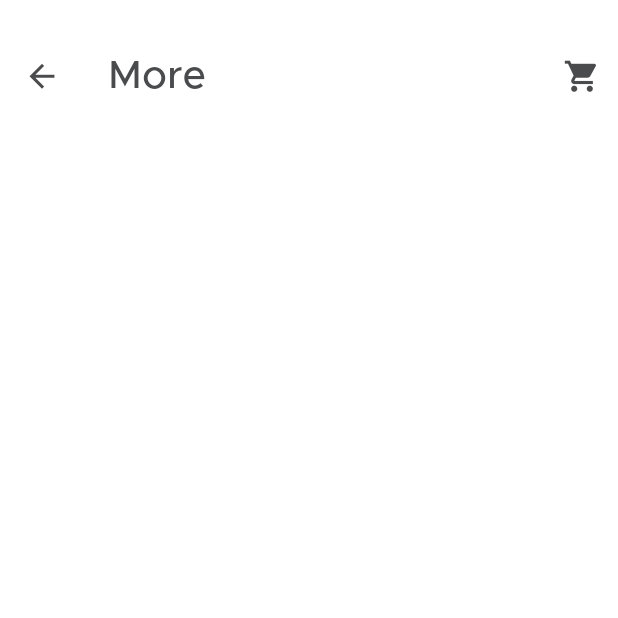
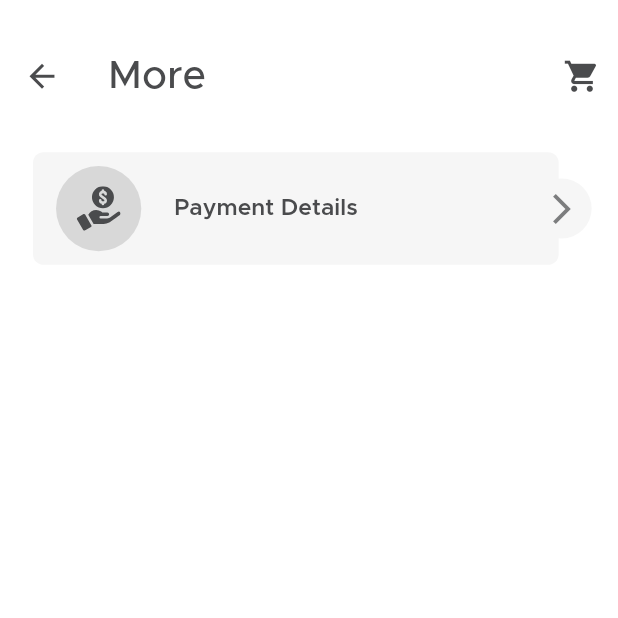
Before and after one commit to zaynrix/Food-Meal-Monkey, a Flutter app: the MorePage screen opened directly, on a phone screen of 412 x 824 dp, the top half of it. Run offline on Flutter 3.47's test engine with Material 2 defaults, Android fonts, the phone set to English and light mode, and no system bars; our stand-ins replace firebase_core, flutter_rating_bar, flutter_screenutil, flutter_svg, pinput; missing offline and left inert: flutter_slider_indicator; accounts and stored records are empty.

Commit message:
add more page

```diff
--- a/lib/resources/colors_manager.dart
+++ b/lib/resources/colors_manager.dart
@@ -8,3 +8,5 @@ const placeholderBg = Color(0xFFF2F2F2);
 const Color whiteColor = Color(0xFFFFFFFF);
 const Color blackColor = Color(0xFF000000);
 const Color redColor = Color(0xFFEE404C);
+const Color moreCardColor = Color(0xFFF6F6F6);
+const Color circleAvatarColor = Color(0xFFD8D8D8);
--- a/lib/resources/theme_manager.dart
+++ b/lib/resources/theme_manager.dart
@@ -35,7 +35,7 @@ class ThemeManager {
           headline2: TextStyle(fontSize: 28.0.sp,fontFamily: 'Metropolis', fontWeight: FontWeight.w600, color: blackColor),
           headline3: TextStyle(fontSize: 24.0.sp,fontFamily: 'Metropolis', fontWeight: FontWeight.w600, color: blackColor),
           headline4: TextStyle(fontSize: 22.0.sp,fontFamily: 'Metropolis', fontWeight: FontWeight.bold, color: blackColor),
-          // headline5: TextStyle(fontSize: 13.0.sp,fontFamily: 'Open Sans', fontWeight: FontWeight.normal, color: blackColor ),
+          headline5: TextStyle(fontSize: 14.0.sp,fontFamily: 'Metropolis', fontWeight: FontWeight.w600, color: primaryFontColor ),
           headline6: TextStyle(fontSize: 11.0.sp,fontFamily: 'Metropolis', fontWeight: FontWeight.normal, color: secondaryFontColor),
           // subtitle2: TextStyle(fontSize: 24.sp,fontFamily: 'Open Sans', fontWeight: FontWeight.normal, color: blackColor),
           bodyText1: TextStyle(fontSize: 12.0.sp,fontFamily: 'Metropolis', fontWeight: FontWeight.normal, color: whiteColor ),
--- a/lib/resources/values_manager.dart
+++ b/lib/resources/values_manager.dart
@@ -92,3 +92,4 @@ class AppSize {
 
 final vSpace5 = SizedBox(height: AppSize.s5.h,);
 final hSpace14 = SizedBox(width: AppSize.s14.w,);
+final hSpace20 = SizedBox(width: AppSize.s20.w,);
--- a/lib/ui/pages/entry/more/main_more_page.dart
+++ b/lib/ui/pages/entry/more/main_more_page.dart
@@ -17,7 +17,14 @@ class _MorePageState extends State<MorePage> {
           IconButton(onPressed: () {}, icon: const Icon(Icons.shopping_cart)),
         ],
       ),
-
+      body: Padding(
+        padding: EdgeInsets.symmetric(horizontal: AppPadding.p20.w),
+        child: Column(
+          children: [
+            MoreTile()
+          ],
+        ),
+      ),
     );
   }
 }
--- a/lib/ui/pages/pages.dart
+++ b/lib/ui/pages/pages.dart
@@ -5,6 +5,7 @@ import 'dart:async';
 import 'package:flutter/material.dart';
 import 'package:flutter/widgets.dart';
 import 'package:flutter_screenutil/flutter_screenutil.dart';
+import 'package:flutter_svg/flutter_svg.dart';
 import 'package:food_delivery_app/core/model/menu_model.dart';
 import 'package:food_delivery_app/resources/values_manager.dart';
 import 'package:food_delivery_app/routing/navigations.dart';
@@ -16,7 +17,7 @@ import 'package:flutter_slider_indicator/flutter_slider_indicator.dart';
 import '../../resources/styles.dart';
 import 'package:food_delivery_app/core/model/models.dart';
 import '../widgets/conrainer_side.dart';
-import '../widgets/tile_menu.dart';
+import '../widgets/menu_widgets/menu_tile.dart';
 import '../widgets/widgets.dart';
 part 'entry/splash_page.dart';
 part 'entry/on_boarding_page.dart';
--- a/lib/ui/widgets/tile_menu.dart
+++ b/lib/ui/widgets/menu_widgets/menu_tile.dart
@@ -1,8 +1,8 @@
 import 'package:flutter/material.dart';
 import 'package:flutter_screenutil/flutter_screenutil.dart';
 
-import '../../resources/styles.dart';
-import '../../resources/values_manager.dart';
+import '../../../resources/styles.dart';
+import '../../../resources/values_manager.dart';
 
 class TileMenu extends StatelessWidget {
   const TileMenu({
--- /dev/null
+++ b/lib/ui/widgets/more_widgets/more_tile.dart
@@ -0,0 +1,39 @@
+part of widgets;
+
+class MoreTile extends StatelessWidget {
+  const MoreTile({
+    Key? key,
+  }) : super(key: key);
+
+  @override
+  Widget build(BuildContext context) {
+    return Container(
+      margin: EdgeInsetsDirectional.only(end: AppMargin.m16.w),
+      height: AppSize.s74.h,
+      decoration: BoxDecoration(
+          color: moreCardColor,
+          borderRadius: BorderRadius.circular(AppSize.s7.r)
+      ),
+      child: Row(
+        children: [
+          hSpace14,
+          CircleAvatar(
+            backgroundColor: circleAvatarColor,
+            radius: AppSize.s28.r,
+            child: SvgPicture.asset(IconAssets.paymentIcon),
+          ),
+          hSpace20,
+          Text("Payment Details", style: Theme.of(context).textTheme.headline5,),
+          const Spacer(),
+          Transform.translate(
+            offset: Offset(AppSize.s20.w, 0),
+            child: const CircleAvatar(
+              backgroundColor: moreCardColor,
+              child: Icon(Icons.arrow_forward_ios, color: secondaryFontColor,),
+            ),
+          )
+        ],
+      ),
+    );
+  }
+}
--- a/lib/ui/widgets/widgets.dart
+++ b/lib/ui/widgets/widgets.dart
@@ -3,6 +3,7 @@ library widgets;
 import 'package:flutter/material.dart';
 import 'package:flutter_screenutil/flutter_screenutil.dart';
 import 'package:flutter_rating_bar/flutter_rating_bar.dart';
+import 'package:flutter_svg/svg.dart';
 import 'package:food_delivery_app/resources/values_manager.dart';
 import '../../core/model/models.dart';
 import '../../resources/styles.dart';
@@ -21,4 +22,5 @@ part 'homeWidgets/most_popular.dart';
 part 'homeWidgets/popular_restaurents.dart';
 part 'homeWidgets/recent_items.dart';
 part 'auth_widgets/footer_auth.dart';
-part 'menu/dessert_widget.dart';
+part 'menu_widgets//dessert_widget.dart';
+part 'more_widgets/more_tile.dart';
--- a/pubspec.yaml
+++ b/pubspec.yaml
@@ -41,6 +41,7 @@ dependencies:
   flutter_slider_indicator: ^1.0.0
   flutter_rating_bar: ^4.0.1
   firebase_core: ^2.7.0
+  flutter_svg: ^1.1.6
 #  cloud_firestore: ^4.4.3
 
 dev_dependencies:
```
Also changed, not shown: lib/ui/widgets/menu_widgets/dessert_widget.dart (renamed from lib/ui/widgets/menu/dessert_widget.dart), pubspec.lock.
